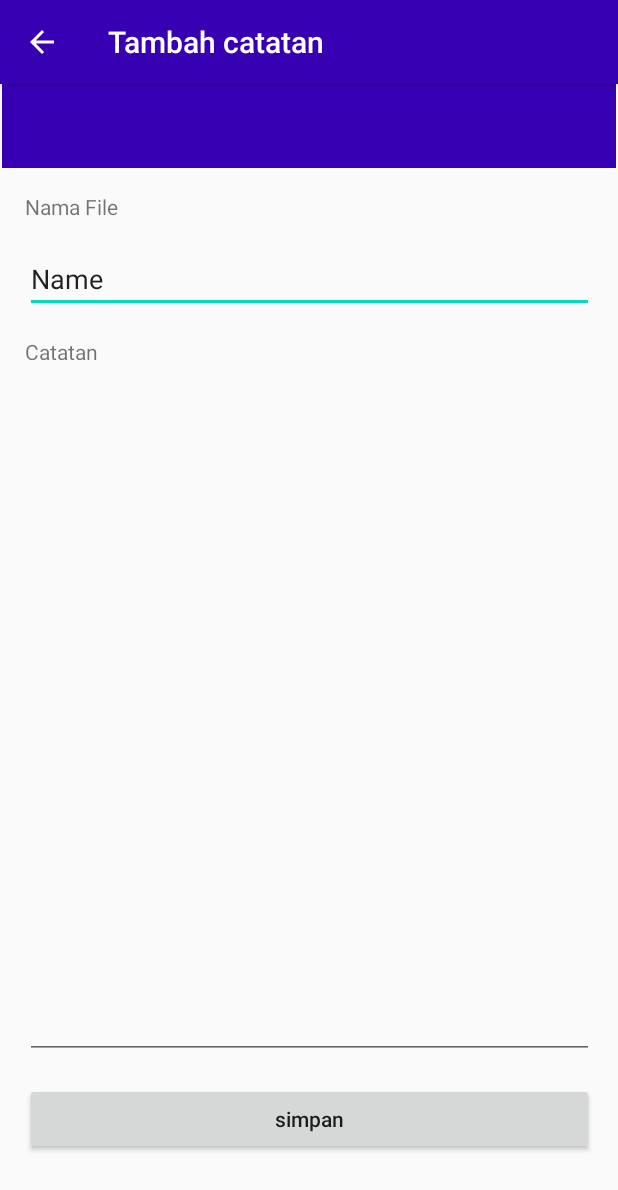
After one commit to zuniarhidaya/dts2020, an Android app: the InsertAndViewActivity screen opened directly, with no data from a screen before it, on a phone screen of 412 x 824 dp. The commit adds this screen. Shown: the top 1190 px of the screen. Run offline under Robolectric (Android 15) with nearby library versions, the phone set to English and light mode, and no system bars; 3 statements that could not run were skipped.

Commit message:
catatan harian

```diff
--- a/app/src/main/AndroidManifest.xml
+++ b/app/src/main/AndroidManifest.xml
@@ -9,7 +9,9 @@
         android:roundIcon="@mipmap/ic_launcher_round"
         android:supportsRtl="true"
         android:theme="@style/AppTheme">
-        <activity android:name=".activities.AplikasiSqlLite"></activity>
+        <activity android:name=".activities.InsertAndViewActivity"></activity>
+        <activity android:name=".activities.SplashScreen" />
+        <activity android:name=".activities.AplikasiSqlLite" />
         <activity android:name=".AplikasiNama" />
         <activity android:name=".AplikasiKalkulator" />
         <activity android:name=".AplikasiListView" />
--- /dev/null
+++ b/app/src/main/res/layout/activity_insert_and_view.xml
@@ -0,0 +1,84 @@
+<?xml version="1.0" encoding="utf-8"?>
+<androidx.constraintlayout.widget.ConstraintLayout xmlns:android="http://schemas.android.com/apk/res/android"
+    xmlns:app="http://schemas.android.com/apk/res-auto"
+    xmlns:tools="http://schemas.android.com/tools"
+    android:layout_width="match_parent"
+    android:layout_height="match_parent"
+    tools:context=".activities.InsertAndViewActivity">
+
+    <androidx.appcompat.widget.Toolbar
+        android:id="@+id/toolbar"
+        android:layout_width="409dp"
+        android:layout_height="wrap_content"
+        android:background="?attr/colorPrimary"
+        android:minHeight="?attr/actionBarSize"
+        android:theme="?attr/actionBarTheme"
+        app:layout_constraintEnd_toEndOf="parent"
+        app:layout_constraintStart_toStartOf="parent"
+        app:layout_constraintTop_toTopOf="parent" />
+
+    <TextView
+        android:id="@+id/textView3"
+        android:layout_width="wrap_content"
+        android:layout_height="wrap_content"
+        android:layout_marginStart="16dp"
+        android:layout_marginLeft="16dp"
+        android:layout_marginTop="16dp"
+        android:text="Nama File"
+        app:layout_constraintEnd_toEndOf="parent"
+        app:layout_constraintHorizontal_bias="0.002"
+        app:layout_constraintStart_toStartOf="parent"
+        app:layout_constraintTop_toBottomOf="@+id/toolbar" />
+
+    <EditText
+        android:id="@+id/edtFilename"
+        android:layout_width="0dp"
+        android:layout_height="wrap_content"
+        android:layout_marginTop="16dp"
+        android:layout_marginEnd="16dp"
+        android:layout_marginRight="16dp"
+        android:ems="10"
+        android:inputType="textPersonName"
+        android:text="Name"
+        app:layout_constraintEnd_toEndOf="parent"
+        app:layout_constraintStart_toStartOf="@+id/textView3"
+        app:layout_constraintTop_toBottomOf="@+id/textView3" />
+
+    <TextView
+        android:id="@+id/textView4"
+        android:layout_width="61dp"
+        android:layout_height="15dp"
+        android:layout_marginTop="16dp"
+        android:layout_marginEnd="224dp"
+        android:layout_marginRight="224dp"
+        android:text="Catatan"
+        app:layout_constraintEnd_toEndOf="parent"
+        app:layout_constraintHorizontal_bias="0.0"
+        app:layout_constraintStart_toStartOf="@+id/edtFilename"
+        app:layout_constraintTop_toBottomOf="@+id/edtFilename" />
+
+    <EditText
+        android:id="@+id/edtCatatan"
+        android:layout_width="0dp"
+        android:layout_height="450dp"
+        android:layout_marginTop="16dp"
+        android:layout_marginEnd="16dp"
+        android:layout_marginRight="16dp"
+        android:ems="10"
+        android:gravity="start|top"
+        android:inputType="textMultiLine"
+        app:layout_constraintEnd_toEndOf="parent"
+        app:layout_constraintHorizontal_bias="0.0"
+        app:layout_constraintStart_toStartOf="@+id/textView4"
+        app:layout_constraintTop_toBottomOf="@+id/textView4" />
+
+    <Button
+        android:id="@+id/btnSimpan"
+        android:layout_width="0dp"
+        android:layout_height="wrap_content"
+        android:layout_marginTop="16dp"
+        android:text="simpan"
+        app:layout_constraintEnd_toEndOf="@+id/edtCatatan"
+        app:layout_constraintStart_toStartOf="@+id/edtCatatan"
+        app:layout_constraintTop_toBottomOf="@+id/edtCatatan" />
+</androidx.constraintlayout.widget.ConstraintLayout>
```
Also changed, not shown: app/src/main/java/com/example/dts2020/activities/AplikasiCatatanHarian.java (+161 -0 lines), app/src/main/java/com/example/dts2020/activities/InsertAndViewActivity.java (added, +205 -0 lines), app/src/main/java/com/example/dts2020/activities/SplashScreen.java (added, +28 -0 lines), app/src/main/res/layout/activity_aplikasi_catatan_harian.xml (+19 -0 lines), app/src/main/res/layout/activity_splash_screen.xml (added, +33 -0 lines), app/src/main/res/drawable/logo.png (added).
